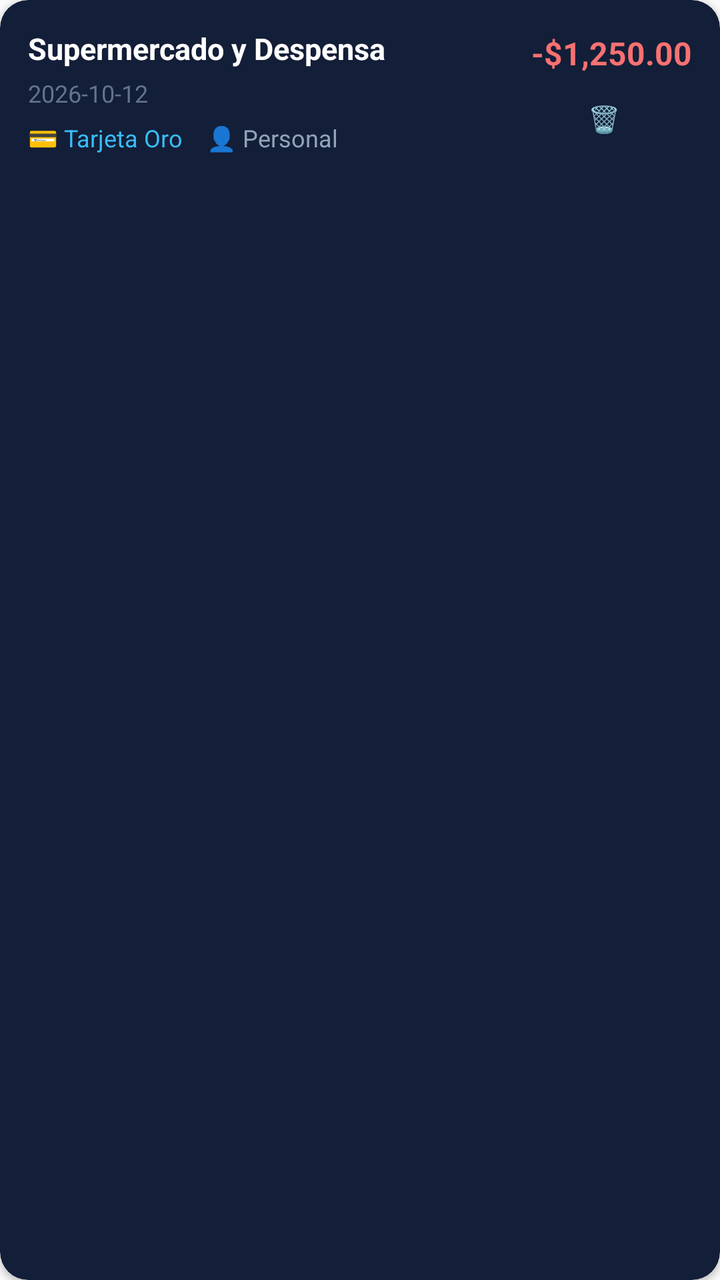
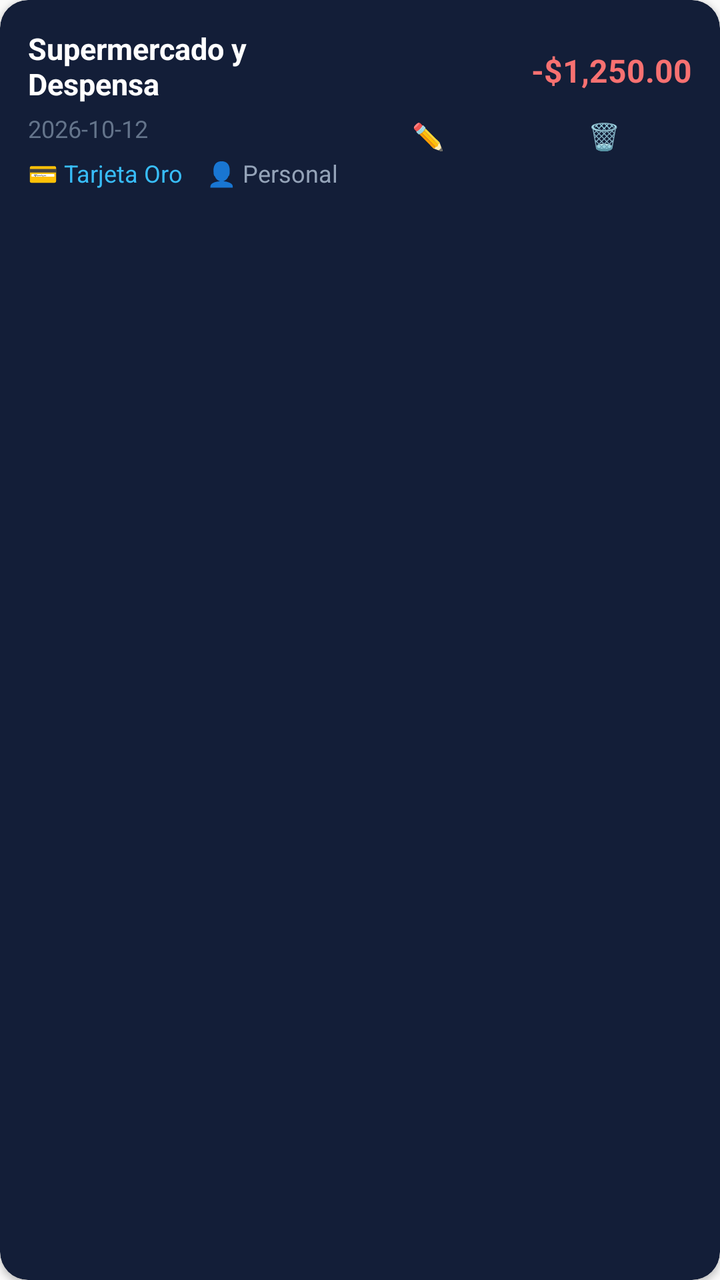

An Android layout rendered at two revisions. The XML below is the earlier revision; the diff shows what the commit changed to produce the second picture.
<!-- AndroidManifest.xml: application theme AppTheme -->
<!-- res/layout/item_movement.xml -->
<?xml version="1.0" encoding="utf-8"?>
<androidx.cardview.widget.CardView xmlns:android="http://schemas.android.com/apk/res/android"
    xmlns:app="http://schemas.android.com/apk/res-auto"
    android:layout_width="match_parent"
    android:layout_height="wrap_content"
    app:cardCornerRadius="14dp"
    app:cardBackgroundColor="#131e38"
    app:cardElevation="2dp"
    android:layout_marginBottom="8dp">

    <LinearLayout
        android:layout_width="match_parent"
        android:layout_height="wrap_content"
        android:orientation="horizontal"
        android:gravity="center_vertical"
        android:padding="14dp">

        <LinearLayout
            android:layout_width="0dp"
            android:layout_height="wrap_content"
            android:layout_weight="1"
            android:orientation="vertical">

            <TextView
                android:id="@+id/tv_item_mov_concept"
                android:layout_width="wrap_content"
                android:layout_height="wrap_content"
                android:text="Supermercado y Despensa"
                android:textColor="#ffffff"
                android:textSize="15sp"
                android:textStyle="bold"
                android:layout_marginBottom="4dp" />

            <TextView
                android:id="@+id/tv_item_mov_date"
                android:layout_width="wrap_content"
                android:layout_height="wrap_content"
                android:text="2026-10-12"
                android:textColor="#64748b"
                android:textSize="12sp"
                android:layout_marginBottom="6dp" />

            
            <LinearLayout
                android:layout_width="wrap_content"
                android:layout_height="wrap_content"
                android:orientation="horizontal"
                android:gravity="center_vertical">

                <TextView
                    android:id="@+id/tv_item_mov_card"
                    android:layout_width="wrap_content"
                    android:layout_height="wrap_content"
                    android:text="💳 Tarjeta Oro"
                    android:textColor="#38bdf8"
                    android:textSize="12sp"
                    android:layout_marginEnd="12dp" />

                <TextView
                    android:id="@+id/tv_item_mov_person"
                    android:layout_width="wrap_content"
                    android:layout_height="wrap_content"
                    android:text="👤 Personal"
                    android:textColor="#94a3b8"
                    android:textSize="12sp" />
            </LinearLayout>
        </LinearLayout>

        <LinearLayout
            android:layout_width="wrap_content"
            android:layout_height="wrap_content"
            android:orientation="vertical"
            android:gravity="end">

            <TextView
                android:id="@+id/tv_item_mov_amount"
                android:layout_width="wrap_content"
                android:layout_height="wrap_content"
                android:text="-$1,250.00"
                android:textColor="#f87171"
                android:textSize="16sp"
                android:textStyle="bold"
                android:layout_marginBottom="6dp" />

            
            <Button
                android:id="@+id/btn_item_mov_delete"
                android:layout_width="wrap_content"
                android:layout_height="32dp"
                android:text="🗑️"
                android:textColor="#ef4444"
                android:textSize="13sp"
                android:background="?android:attr/selectableItemBackground"
                android:paddingHorizontal="8dp" />
        </LinearLayout>

    </LinearLayout>
</androidx.cardview.widget.CardView>
<!-- resources referenced by this layout -->
<resources>
  <style name="AppTheme" parent="Theme.AppCompat.Light.DarkActionBar">
          
          <item name="colorPrimary">@color/colorPrimary</item>
          <item name="colorPrimaryDark">@color/colorPrimaryDark</item>
          <item name="colorAccent">@color/colorAccent</item>
      </style>
  <color name="colorPrimary">#0b1329</color>
  <color name="colorPrimaryDark">#070d1d</color>
  <color name="colorAccent">#38bdf8</color>
</resources>

<!-- the commit's change to res/layout/item_movement.xml (unified diff, before → after) -->
@@ -83,15 +83,31 @@
                 android:layout_marginBottom="6dp" />
 
             
-            <Button
-                android:id="@+id/btn_item_mov_delete"
+            <LinearLayout
                 android:layout_width="wrap_content"
-                android:layout_height="32dp"
-                android:text="🗑️"
-                android:textColor="#ef4444"
-                android:textSize="13sp"
-                android:background="?android:attr/selectableItemBackground"
-                android:paddingHorizontal="8dp" />
+                android:layout_height="wrap_content"
+                android:orientation="horizontal">
+
+                <Button
+                    android:id="@+id/btn_item_mov_edit"
+                    android:layout_width="wrap_content"
+                    android:layout_height="32dp"
+                    android:text="✏️"
+                    android:textColor="#38bdf8"
+                    android:textSize="13sp"
+                    android:background="?android:attr/selectableItemBackground"
+                    android:paddingHorizontal="6dp" />
+
+                <Button
+                    android:id="@+id/btn_item_mov_delete"
+                    android:layout_width="wrap_content"
+                    android:layout_height="32dp"
+                    android:text="🗑️"
+                    android:textColor="#ef4444"
+                    android:textSize="13sp"
+                    android:background="?android:attr/selectableItemBackground"
+                    android:paddingHorizontal="6dp" />
+            </LinearLayout>
         </LinearLayout>
 
     </LinearLayout>
